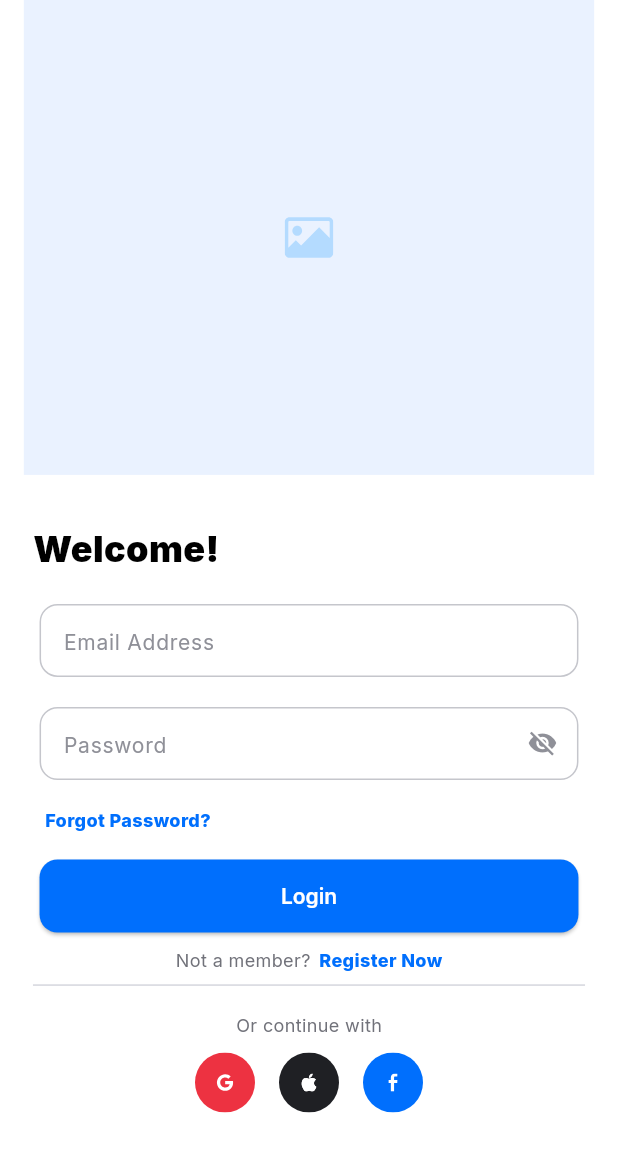
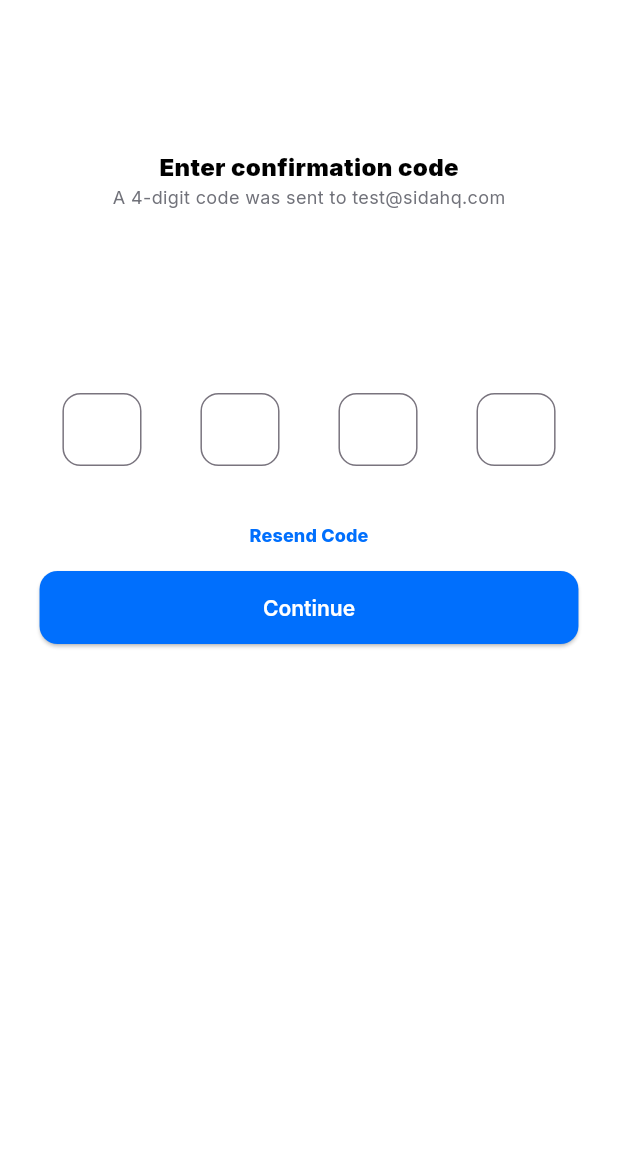
Before and after one commit to debasmitaas/Assignment, a Flutter app: the screen it shows after launch, after a tap on "Login", on a phone screen of 412 x 824 dp. Shown: the top 1152 px of the screen. Run offline on Flutter 3.47's test engine with Material 3 defaults, Android fonts, the phone set to English and light mode, and no system bars; our stand-ins replace flutter_svg, font_awesome_flutter, get_it.

Commit message:
Implemented Code Confirmation Screen

```diff
--- a/lib/config/theme/app_text.dart
+++ b/lib/config/theme/app_text.dart
@@ -5,8 +5,16 @@ class AppTextStyle {
   static const String _fontFamily = 'Inter';
 
   // 1. Bold Heading
-  static TextStyle get boldHeading => TextStyle(
+  static TextStyle get boldHeading1 => TextStyle(
     fontSize: 24,
+    fontFamily: _fontFamily,
+    fontVariations: const [
+      FontVariation('wght', 900),
+    ],
+    color: Colors.black,
+  );
+  static TextStyle get boldHeading2 => TextStyle(
+    fontSize: 16,
     fontFamily: _fontFamily,
     fontVariations: const [
       FontVariation('wght', 900),
@@ -24,15 +32,6 @@ class AppTextStyle {
     color: AppColor.grey,
   );
 
-  // 3. Normal Body Text
-  // static TextStyle get body => TextStyle(
-  //   fontSize: 14,
-  //   fontFamily: _fontFamily,
-  //   fontVariations: const [
-  //     FontVariation('wght', 400),
-  //   ],
-  //   color: AppColor.darkBlue,
-  // );
 
   // 4. Button Text
   static TextStyle get button => TextStyle(
--- a/lib/features/auth/presentation/pages/login.dart
+++ b/lib/features/auth/presentation/pages/login.dart
@@ -3,6 +3,7 @@ import 'package:assignment/config/assets/app_vectors.dart';
 import 'package:assignment/config/theme/app_color.dart';
 import 'package:assignment/config/theme/app_text.dart';
 import 'package:assignment/core/extensions/extension_methods.dart';
+import 'package:assignment/features/auth/presentation/pages/otp.dart';
 import 'package:assignment/features/auth/presentation/widgets/form_fields.dart';
 import 'package:flutter/material.dart';
 import 'package:flutter_svg/flutter_svg.dart';
@@ -36,7 +37,7 @@ class Login extends StatelessWidget {
                         alignment: Alignment.centerLeft,
                         child: Text(
                           'Welcome!',
-                          style: AppTextStyle.boldHeading,
+                          style: AppTextStyle.boldHeading1,
                         ),
                       ),
                       const SizedBox(height: 20),
@@ -61,7 +62,11 @@ class Login extends StatelessWidget {
                         title: 'Login',
                         width: 327,
                         height: 48,
-                        onPressed: () {},
+                        onPressed: () {
+                          Navigator.push(context, MaterialPageRoute(
+                            builder: (context) => const OtpScreen(),
+                          ));
+                        },
                       ),
 
                       const SizedBox(height: 10),
--- /dev/null
+++ b/lib/features/auth/presentation/pages/otp.dart
@@ -0,0 +1,87 @@
+import 'package:assignment/common/widgets/blue_button.dart';
+import 'package:assignment/config/theme/app_color.dart';
+import 'package:assignment/config/theme/app_text.dart';
+import 'package:assignment/core/extensions/extension_methods.dart';
+import 'package:flutter/material.dart';
+import 'package:flutter/services.dart';
+
+class OtpScreen extends StatelessWidget {
+  const OtpScreen({super.key});
+
+  @override
+  Widget build(BuildContext context) {
+    return SafeArea(
+      child: Scaffold(
+        body: Center(
+          child: Column(
+            children: [
+              const SizedBox(height: 100),
+
+              Text('Enter confirmation code', style: AppTextStyle.boldHeading2),
+              Text(
+                "A 4-digit code was sent to test@sidahq.com",
+                style: AppTextStyle.subtitle,
+              ),
+              const SizedBox(height: 100),
+
+              Padding(
+                padding: EdgeInsets.all(context.getResponsiveWidth(20)),
+                child: Row(
+                  mainAxisAlignment: .spaceAround,
+                  children: [
+                    _otpCodeForm(context),
+                    _otpCodeForm(context),
+                    _otpCodeForm(context),
+                    _otpCodeForm(context),
+                  ],
+                ),
+              ),
+
+              TextButton(
+                onPressed: () {},
+                child: Text('Resend Code', style: AppTextStyle.blueText),
+              ),
+
+              BlueButton(title: 'Continue', width: 327, height: 48 , onPressed: () {
+
+              },)
+            ],
+          ),
+        ),
+      ),
+    );
+  }
+}
+
+Widget _otpCodeForm(BuildContext context) {
+  return Form(
+    child: SizedBox(
+      height: context.getResponsiveHeight(48),
+      width: context.getResponsiveWidth(48),
+
+      child: TextFormField(
+        onChanged: (value) {
+          if (value.length == 1) {
+            FocusScope.of(context).nextFocus();
+          }
+        },
+        keyboardType: TextInputType.number,
+        textAlign: TextAlign.center,
+        inputFormatters: [
+          LengthLimitingTextInputFormatter(1),
+          FilteringTextInputFormatter.digitsOnly,
+        ],
+        decoration: InputDecoration(
+          border: OutlineInputBorder(
+            borderRadius: BorderRadius.circular(12),
+            // borderSide: BorderSide.none,
+          ),
+          focusedBorder: OutlineInputBorder(
+            borderRadius: BorderRadius.circular(12),
+            borderSide: const BorderSide(color: AppColor.darkBlue, width: 1.5),
+          ),
+        ),
+      ),
+    ),
+  );
+}
```
